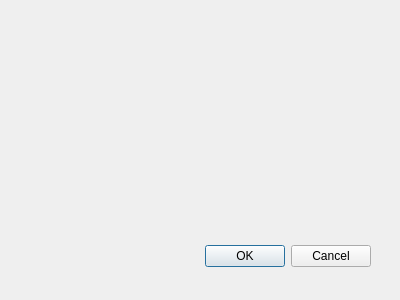
This is Plugins/Template/Desktop/DlgSettingsTemplateDesktop.ui in KangLin/RabbitRemoteControl as Qt 5 draws it before an edit. The edited form follows.
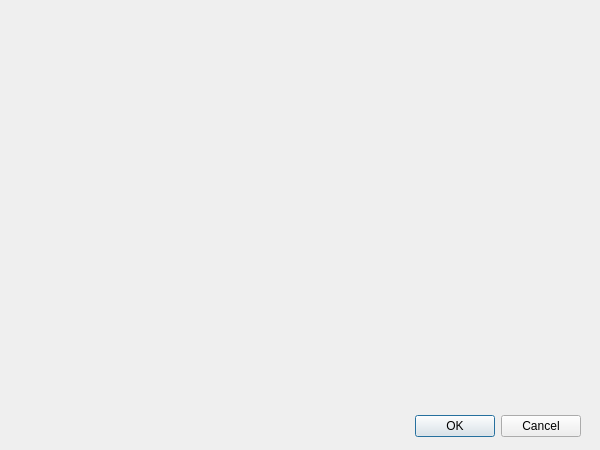
This is the edited form.

Commit message: Template: modify template

The edit to the form file:
```diff
--- a/Plugins/Template/Desktop/DlgSettingsTemplateDesktop.ui
+++ b/Plugins/Template/Desktop/DlgSettingsTemplateDesktop.ui
@@ -6,16 +6,16 @@
    <rect>
     <x>0</x>
     <y>0</y>
-    <width>400</width>
-    <height>300</height>
+    <width>600</width>
+    <height>450</height>
    </rect>
   </property>
   <widget class="QDialogButtonBox" name="buttonBox">
    <property name="geometry">
     <rect>
-     <x>30</x>
-     <y>240</y>
-     <width>341</width>
+     <x>20</x>
+     <y>410</y>
+     <width>561</width>
      <height>32</height>
     </rect>
    </property>
```
The commit also changes 6 other files.
